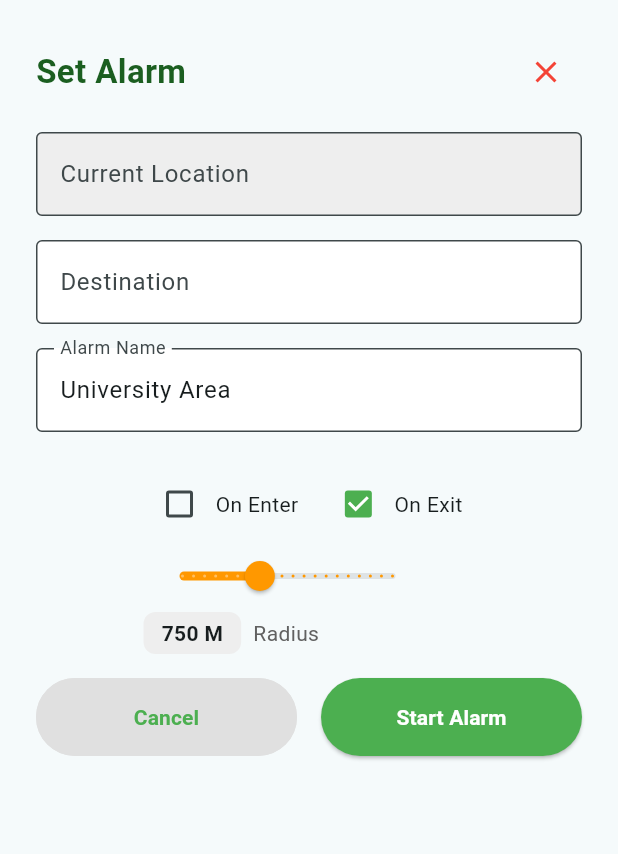
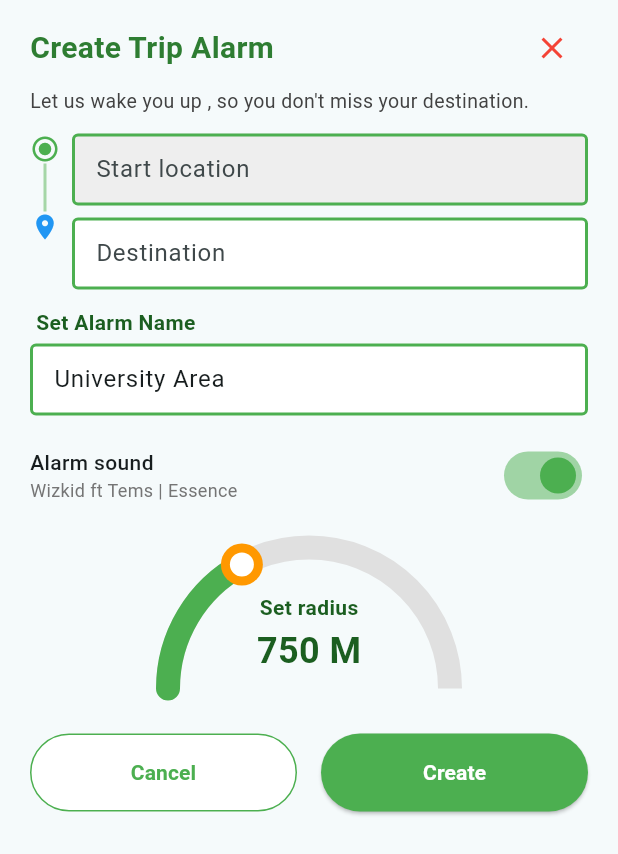
Before and after one commit to shaittoo/wakeapp, a Flutter app: the SetAlarmSheet widget shown alone on an empty page, opened directly, on a phone screen of 412 x 824 dp. Shown: the top 854 px of the screen. Run offline on Flutter 3.47's test engine with Material 3 defaults, Android fonts, the phone set to English and light mode, and no system bars; our stand-ins replace google_maps_flutter, hive, hive_flutter, location, shared_preferences, smooth_page_indicator; accounts and stored records are empty.

```diff
--- a/lib/main.dart
+++ b/lib/main.dart
@@ -1,7 +1,7 @@
 import 'package:flutter/material.dart';
 import 'package:wakeapp/screen/splash_screen.dart';
 import 'screen/map_screen.dart';
-import 'screen/timer_screen.dart';
+import 'screen/alarm_list.dart';
 import 'package:wakeapp/screen/setalarm.dart' as setalarm;
 import 'package:hive_flutter/hive_flutter.dart';
 import 'model/alarm.dart';
@@ -10,7 +10,7 @@ void main() async {
   WidgetsFlutterBinding.ensureInitialized();
   await Hive.initFlutter();
   Hive.registerAdapter(AlarmAdapter());
-  deleteAlarmsBox();
+  await Hive.deleteBoxFromDisk('alarms');
   await Hive.openBox<Alarm>('alarms');
   runApp(const MyApp());
 }
--- a/lib/model/alarm.dart
+++ b/lib/model/alarm.dart
@@ -7,31 +7,31 @@ class Alarm extends HiveObject {
   @HiveField(0)
   String name;
 
-  @HiveField(1)
-  bool onEnter;
-
-  @HiveField(2)
-  bool onExit;
-
   @HiveField(3)
   double radius;
 
-  // @HiveField(4)
-  // bool repeat;
+  @HiveField(4)
+  int? distance;
 
-  // @HiveField(5)
-  // List<bool> days;
+  @HiveField(5)
+  int? travelTime;
 
-  // @HiveField(6)
-  // bool favorite;
+  @HiveField(6)
+  String currentLocation;
+
+  @HiveField(7)
+  String destination;
+
+  @HiveField(8)
+  bool startTrip;
 
   Alarm({
     required this.name,
-    required this.onEnter,
-    required this.onExit,
     required this.radius,
-    // required this.repeat,
-    // required this.days,
-    // required this.favorite,
+    required this.currentLocation,
+    required this.destination,
+    this.distance,
+    this.travelTime,
+    this.startTrip = false,
   });
 }
--- /dev/null
+++ b/lib/screen/Components/semi_circle_slider.dart
@@ -0,0 +1,132 @@
+import 'package:flutter/material.dart';
+import 'dart:math';
+
+class SemiCircleSlider extends StatefulWidget {
+  final double min;
+  final double max;
+  final double value;
+  final ValueChanged<double> onChanged;
+  final String unit;
+
+  const SemiCircleSlider({
+    Key? key,
+    required this.min,
+    required this.max,
+    required this.value,
+    required this.onChanged,
+    this.unit = 'M',
+  }) : super(key: key);
+
+  @override
+  State<SemiCircleSlider> createState() => _SemiCircleSliderState();
+}
+
+class _SemiCircleSliderState extends State<SemiCircleSlider> {
+  double? _dragValue;
+
+  void _handleDrag(Offset localPosition, Size size) {
+    final center = Offset(size.width / 2, size.height);
+    final dx = localPosition.dx - center.dx;
+    final dy = localPosition.dy - center.dy;
+    double angle = atan2(dy, dx);
+    // Clamp angle to [pi, 0] (semi-circle)
+    if (angle > 0) angle = 0;
+    if (angle < -pi) angle = -pi;
+    double t = 1 - (angle.abs() / pi); // 0 (left) to 1 (right)
+    double value = widget.min + t * (widget.max - widget.min);
+    widget.onChanged(value.clamp(widget.min, widget.max));
+  }
+
+  @override
+  Widget build(BuildContext context) {
+    return GestureDetector(
+      onPanDown: (details) {
+        RenderBox box = context.findRenderObject() as RenderBox;
+        _handleDrag(details.localPosition, box.size);
+      },
+      onPanUpdate: (details) {
+        RenderBox box = context.findRenderObject() as RenderBox;
+        _handleDrag(details.localPosition, box.size);
+      },
+      child: CustomPaint(
+        size: Size(220, 110),
+        painter: _SemiCirclePainter(
+          min: widget.min,
+          max: widget.max,
+          value: widget.value,
+        ),
+        child: SizedBox(
+          width: 220,
+          height: 110,
+          child: Center(
+            child: Column(
+              mainAxisAlignment: MainAxisAlignment.end,
+              children: [
+                Text(
+                  'Set radius',
+                  style: TextStyle(
+                    fontWeight: FontWeight.w600,
+                    color: Colors.green[900],
+                    fontSize: 14,
+                  ),
+                ),
+                SizedBox(height: 2),
+                Text(
+                  '${widget.value.round()} ${widget.unit}',
+                  style: TextStyle(
+                    fontSize: 24,
+                    fontWeight: FontWeight.bold,
+                    color: Colors.green[900],
+                  ),
+                ),
+                SizedBox(height: 8),
+              ],
+            ),
+          ),
+        ),
+      ),
+    );
+  }
+}
+
+class _SemiCirclePainter extends CustomPainter {
+  final double min;
+  final double max;
+  final double value;
+
+  _SemiCirclePainter({required this.min, required this.max, required this.value});
+
+  @override
+  void paint(Canvas canvas, Size size) {
+    final center = Offset(size.width / 2, size.height);
+    final radius = size.width / 2 - 16;
+    final arcRect = Rect.fromCircle(center: center, radius: radius);
+
+    // Draw background arc
+    final bgPaint = Paint()
+      ..color = Colors.grey[300]!
+      ..style = PaintingStyle.stroke
+      ..strokeWidth = 16;
+    canvas.drawArc(arcRect, pi, pi, false, bgPaint);
+
+    // Draw active arc
+    final t = ((value - min) / (max - min)).clamp(0.0, 1.0);
+    final activePaint = Paint()
+      ..color = Colors.green
+      ..style = PaintingStyle.stroke
+      ..strokeWidth = 16
+      ..strokeCap = StrokeCap.round;
+    canvas.drawArc(arcRect, pi, pi * t, false, activePaint);
+
+    // Draw thumb
+    final thumbAngle = pi + pi * t;
+    final thumbX = center.dx + radius * cos(thumbAngle);
+    final thumbY = center.dy + radius * sin(thumbAngle);
+    final thumbPaint = Paint()..color = Colors.orange;
+    canvas.drawCircle(Offset(thumbX, thumbY), 14, thumbPaint);
+    canvas.drawCircle(Offset(thumbX, thumbY), 8, Paint()..color = Colors.white);
+  }
+
+  @override
+  bool shouldRepaint(covariant CustomPainter oldDelegate) => true;
+}
--- a/lib/screen/setalarm.dart
+++ b/lib/screen/setalarm.dart
@@ -5,6 +5,8 @@ import 'package:location/location.dart'; // <-- Add this import
 import 'dart:convert';
 import 'package:http/http.dart' as http;
 import 'package:uuid/uuid.dart';
+import 'Components/semi_circle_slider.dart';
+import 'tracking_screen.dart';
 
 const String kGoogleApiKey = 'AIzaSyCv3FFr20CIXT48UA5LdiO_eEffceacY0Q';
 
@@ -24,8 +26,6 @@ class _SetAlarmSheetState extends State<SetAlarmSheet> {
   final String _destinationSessionToken = const Uuid().v4();
   List<dynamic> _destinationSuggestions = [];
   bool _isDestinationSearching = false;
-  bool _onEnter = false;
-  bool _onExit = true;
   double _radius = 750;
 
   // Add these variables to store selected location
@@ -93,10 +93,10 @@ class _SetAlarmSheetState extends State<SetAlarmSheet> {
   Widget build(BuildContext context) {
     return Padding(
       padding: EdgeInsets.only(
-        left: 24,
-        right: 24,
-        top: 24,
-        bottom: MediaQuery.of(context).viewInsets.bottom + 24,
+        left: 20,
+        right: 20,
+        top: 8,
+        bottom: MediaQuery.of(context).viewInsets.bottom + 8,
       ),
       child: SingleChildScrollView(
         child: Column(
@@ -106,37 +106,77 @@ class _SetAlarmSheetState extends State<SetAlarmSheet> {
             Row(
               mainAxisAlignment: MainAxisAlignment.spaceBetween,
               children: [
-                Text('Set Alarm',
+                Text('Create Trip Alarm',
                     style: TextStyle(
-                        fontSize: 22,
+                        fontSize: 20,
                         fontWeight: FontWeight.bold,
-                        color: Colors.green[900])),
+                        color: Colors.green[800])),
                 IconButton(
                   icon: Icon(Icons.close, color: Colors.red),
                   onPressed: () => Navigator.pop(context),
                 ),
               ],
             ),
-            SizedBox(height: 16),
-            // --- Add these two textboxes here ---
+            SizedBox(height: 2),
+            Align(
+              alignment: Alignment.centerLeft,
+              child: Text(
+                "Let us wake you up , so you don't miss your destination.",
+                style: TextStyle(fontSize: 13, color: Colors.grey[800]),
+              ),
+            ),
+            SizedBox(height: 12),
+            // Start and End locations
+            Row(
+              crossAxisAlignment: CrossAxisAlignment.start,
+              children: [
+                Column(
+                  children: [
+                    Icon(Icons.radio_button_checked, color: Colors.green, size: 20),
+                    Container(width: 2, height: 32, color: Colors.green[200]),
+                    Icon(Icons.location_on, color: Colors.blue, size: 20),
+                  ],
+                ),
+                SizedBox(width: 8),
+                Expanded(
+                  child: Column(
+                    children: [
                       TextField(
                         controller: _currentLocationController,
                         readOnly: true,
                         decoration: InputDecoration(
-                labelText: 'Current Location',
+                          hintText: 'Start location',
                           filled: true,
                           fillColor: Colors.grey[200],
-                border: OutlineInputBorder(),
+                          border: OutlineInputBorder(
+                            borderSide: BorderSide(color: Colors.green, width: 2),
+                          ),
+                          enabledBorder: OutlineInputBorder(
+                            borderSide: BorderSide(color: Colors.green, width: 2),
+                          ),
+                          focusedBorder: OutlineInputBorder(
+                            borderSide: BorderSide(color: Colors.green, width: 2),
+                          ),
+                          contentPadding: EdgeInsets.symmetric(vertical: 8, horizontal: 12),
                         ),
                       ),
-            SizedBox(height: 16),
+                      SizedBox(height: 8),
                       TextField(
                         controller: _destinationController,
                         decoration: InputDecoration(
-                labelText: 'Destination',
+                          hintText: 'Destination',
                           filled: true,
                           fillColor: Colors.white,
-                border: OutlineInputBorder(),
+                          border: OutlineInputBorder(
+                            borderSide: BorderSide(color: Colors.green, width: 2),
+                          ),
+                          enabledBorder: OutlineInputBorder(
+                            borderSide: BorderSide(color: Colors.green, width: 2),
+                          ),
+                          focusedBorder: OutlineInputBorder(
+                            borderSide: BorderSide(color: Colors.green, width: 2),
+                          ),
+                          contentPadding: EdgeInsets.symmetric(vertical: 8, horizontal: 12),
                         ),
                         onChanged: (value) {
                           setState(() {
@@ -145,7 +185,6 @@ class _SetAlarmSheetState extends State<SetAlarmSheet> {
                           _fetchDestinationSuggestions(value);
                         },
                       ),
-            // Add this part for the dropdown suggestions
                       if (_isDestinationSearching && _destinationSuggestions.isNotEmpty)
                         Container(
                           decoration: BoxDecoration(
@@ -164,35 +203,19 @@ class _SetAlarmSheetState extends State<SetAlarmSheet> {
                             itemCount: _destinationSuggestions.length,
                             itemBuilder: (context, index) {
                               return ListTile(
-                      title:
-                          Text(_destinationSuggestions[index]["description"]),
+                                title: Text(_destinationSuggestions[index]["description"]),
                                 onTap: () async {
-                        String placeId =
-                            _destinationSuggestions[index]["place_id"];
-                        String description =
-                            _destinationSuggestions[index]["description"];
-
-                        // Fetch the coordinates for the selected place
-                        String detailsUrl =
-                            "https://maps.googleapis.com/maps/api/place/details/json?place_id=$placeId&key=$kGoogleApiKey";
-                        var detailsResponse =
-                            await http.get(Uri.parse(detailsUrl));
+                                  String placeId = _destinationSuggestions[index]["place_id"];
+                                  String description = _destinationSuggestions[index]["description"];
+                                  String detailsUrl = "https://maps.googleapis.com/maps/api/place/details/json?place_id=$placeId&key=$kGoogleApiKey";
+                                  var detailsResponse = await http.get(Uri.parse(detailsUrl));
                                   var detailsData = json.decode(detailsResponse.body);
-
-                        // Get the coordinates
-                        double lat = detailsData['result']['geometry']
-                            ['location']['lat'];
-                        double lng = detailsData['result']['geometry']
-                            ['location']['lng'];
-
-                        print(
-                            'Selected destination: $description at ($lat, $lng)');
-
+                                  double lat = detailsData['result']['geometry']['location']['lat'];
+                                  double lng = detailsData['result']['geometry']['location']['lng'];
                                   setState(() {
                                     _destinationController.text = description;
                                     _isDestinationSearching = false;
                                     _destinationSuggestions = [];
-                          // Store the selected location
                                     _selectedDescription = description;
                                     _selectedLat = lat;
                                     _selectedLng = lng;
@@ -202,85 +225,73 @@ class _SetAlarmSheetState extends State<SetAlarmSheet> {
                             },
                           ),
                         ),
-            SizedBox(height: 16),
-            // Alarm Name
+                    ],
+                  ),
+                ),
+              ],
+            ),
+            SizedBox(height: 12),
+            // Set alarm name label
+            Align(
+              alignment: Alignment.centerLeft,
+              child: Padding(
+                padding: EdgeInsets.only(left: 4.0, bottom: 4),
+                child: Text(
+                  'Set Alarm Name',
+                  style: TextStyle(fontWeight: FontWeight.w600, color: Colors.green[900]),
+                ),
+              ),
+            ),
+            // Set alarm name input box
             TextField(
               controller: _alarmNameController,
               decoration: InputDecoration(
-                labelText: 'Alarm Name',
+                hintText: 'Enter alarm name',
                 filled: true,
                 fillColor: Colors.white,
-                border: OutlineInputBorder(),
+                border: OutlineInputBorder(
+                  borderSide: BorderSide(color: Colors.green, width: 2),
+                ),
+                enabledBorder: OutlineInputBorder(
+                  borderSide: BorderSide(color: Colors.green, width: 2),
+                ),
+                focusedBorder: OutlineInputBorder(
+                  borderSide: BorderSide(color: Colors.green, width: 2),
+                ),
+                contentPadding: EdgeInsets.symmetric(vertical: 8, horizontal: 12),
               ),
             ),
-            SizedBox(height: 24),
-            // On Enter / On Exit
-            SingleChildScrollView(
-              scrollDirection: Axis.horizontal,
-              child: Row(
-                crossAxisAlignment: CrossAxisAlignment.start,
+            SizedBox(height: 16),
+            // Alarm sound toggle
+            Row(
+              mainAxisAlignment: MainAxisAlignment.spaceBetween,
               children: [
-                  // Checkboxes and labels
                 Column(
                   crossAxisAlignment: CrossAxisAlignment.start,
                   children: [
-                      // Checkboxes Row
-                      Row(
-                        children: [
-                          Checkbox(
-                            value: _onEnter,
-                            activeColor: Colors.green,
-                            onChanged: (val) => setState(() => _onEnter = val!),
-                          ),
-                          Text('On Enter'),
-                          SizedBox(width: 16),
-                          Checkbox(
-                            value: _onExit,
-                            activeColor: Colors.green,
-                            onChanged: (val) => setState(() => _onExit = val!),
-                          ),
-                          Text('On Exit'),
+                    Text('Alarm sound', style: TextStyle(fontWeight: FontWeight.w500)),
+                    Text('Wizkid ft Tems | Essence', style: TextStyle(fontSize: 12, color: Colors.grey[600])),
                   ],
                 ),
-                      // Radius controls
-                      Slider(
-                        value: _radius,
-                        min: 100,
-                        max: 2000,
-                        divisions: 19,
-                        activeColor: Colors.orange,
-                        onChanged: (val) => setState(() => _radius = val),
-                      ),
-                      Row(
-                        mainAxisAlignment:
-                            MainAxisAlignment.center, // Center horizontally
-                        children: [
-                          Container(
-                            padding: EdgeInsets.symmetric(
-                                horizontal: 12, vertical: 4),
-                            decoration: BoxDecoration(
-                              color: Colors.grey[200],
-                              borderRadius: BorderRadius.circular(8),
-                            ),
-                            child: Text(
-                              '${_radius.round()} M',
-                              style: TextStyle(fontWeight: FontWeight.bold),
-                            ),
-                          ),
-                          SizedBox(width: 8),
-                          Text(
-                            'Radius',
-                            style: TextStyle(color: Colors.grey[700]),
+                Switch(
+                  value: true,
+                  onChanged: (v) {},
+                  activeColor: Colors.green,
                 ),
               ],
             ),
-                    ],
-                  ),
-                  SizedBox(width: 8),
-                ],
+            SizedBox(height: 8),
+            // Semi-circle radius controller
+            Center(
+              child: SemiCircleSlider(
+                min: 100,
+                max: 2000,
+                value: _radius,
+                onChanged: (val) => setState(() => _radius = val),
+                unit: 'M',
               ),
             ),
-            SizedBox(height: 16),
+            SizedBox(height: 30),
             // Buttons
             Row(
               children: [
@@ -288,13 +299,12 @@ class _SetAlarmSheetState extends State<SetAlarmSheet> {
                   child: OutlinedButton(
                     style: OutlinedButton.styleFrom(
                       foregroundColor: Colors.green,
-                      backgroundColor: Colors.grey[300],
-                      side: BorderSide(color: Colors.grey[300]!),
+                      backgroundColor: Colors.white,
+                      side: BorderSide(color: Colors.green),
                       padding: EdgeInsets.symmetric(vertical: 16),
                     ),
                     onPressed: () => Navigator.pop(context),
-                    child: Text('Cancel',
-                        style: TextStyle(fontWeight: FontWeight.bold)),
+                    child: Text('Cancel', style: TextStyle(fontWeight: FontWeight.bold)),
                   ),
                 ),
                 SizedBox(width: 16),
@@ -308,36 +318,36 @@ class _SetAlarmSheetState extends State<SetAlarmSheet> {
                     onPressed: () async {
                       if (_selectedLat == null || _selectedLng == null) {
                         ScaffoldMessenger.of(context).showSnackBar(
-                          SnackBar(
-                              content:
-                                  Text('Please select a destination first')),
+                          SnackBar(content: Text('Please select a destination first')),
                         );
                         return;
                       }
-
                       final alarm = Alarm(
                         name: _alarmNameController.text,
-                        onEnter: _onEnter,
-                        onExit: _onExit,
                         radius: _radius,
+                        currentLocation: _currentLocationController.text,
+                        destination: _destinationController.text,
                       );
                       final box = Hive.box<Alarm>('alarms');
                       await box.add(alarm);
-
-                      print('Sending from SetAlarmSheet:');
-                      print('Name: $_selectedDescription');
-                      print('Location: $_selectedLat, $_selectedLng');
-
                       if (mounted) {
-                        Navigator.pop(context, {
-                          'name': _selectedDescription,
-                          'lat': _selectedLat,
-                          'lng': _selectedLng,
-                        });
+                        Navigator.pop(context);
+                        Navigator.push(
+                          context,
+                          MaterialPageRoute(
+                            builder: (context) => TrackingScreen(
+                              destinationName: _alarmNameController.text,
+                              destLat: _selectedLat!,
+                              destLng: _selectedLng!,
+                              radius: _radius,
+                              startName: _currentLocationController.text,
+                              destinationAddress: _destinationController.text,
+                            ),
+                          ),
+                        );
                       }
                     },
-                    child: Text('Start Alarm',
-                        style: TextStyle(fontWeight: FontWeight.bold)),
+                    child: Text('Create', style: TextStyle(fontWeight: FontWeight.bold)),
                   ),
                 ),
               ],
```
Also changed, not shown: lib/screen/alarm_list.dart (renamed from lib/screen/timer_screen.dart, +0 -22 lines), lib/screen/tracking_screen.dart (added, +272 -0 lines), lib/model/alarm.g.dart. Lines whose indentation alone changed are shown as unchanged.
